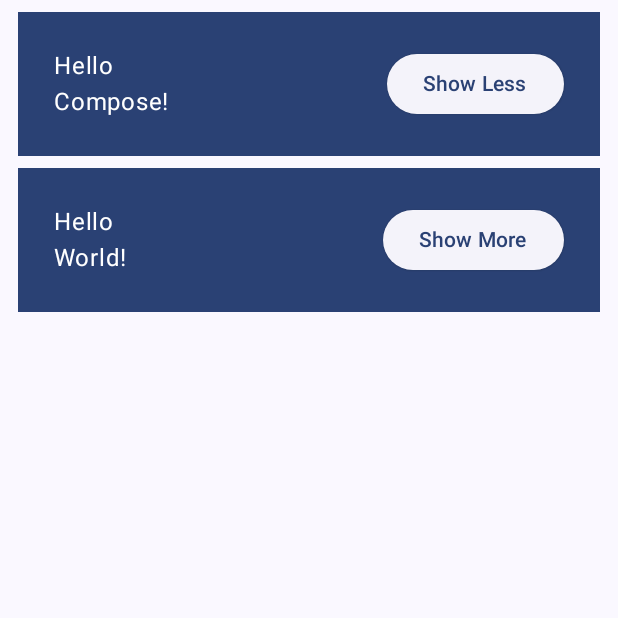
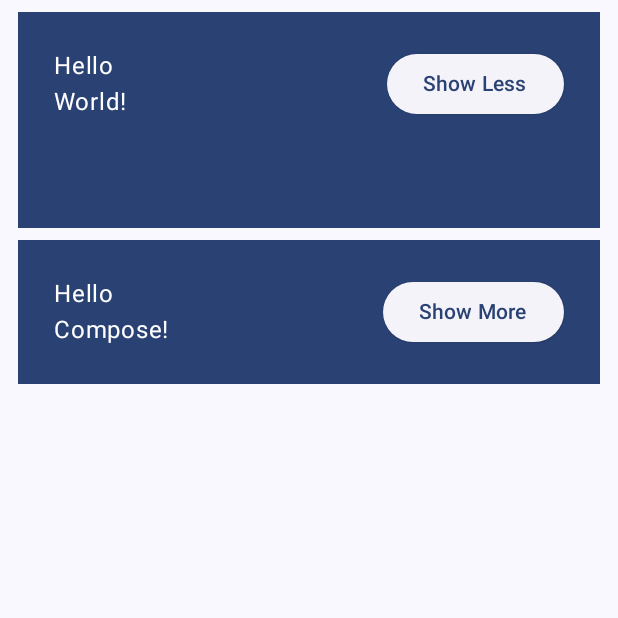
Before and after one commit to shakivhussain/BasicsCodelab, an Android app built with Jetpack Compose: the screen it shows after launch (MainActivity), after a tap on "Show More", on a phone screen of 412 x 824 dp, the top half of it. Run offline under Robolectric (Android 15) with nearby library versions, the phone set to English and light mode, and no system bars; 1 other tap on this screen came first.

Commit message:
✅ Navigate Between Screens | OnBoarding Screen

```diff
--- a/app/src/main/java/com/shakiv/husain/basicscodelab/MainActivity.kt
+++ b/app/src/main/java/com/shakiv/husain/basicscodelab/MainActivity.kt
@@ -3,17 +3,22 @@ package com.shakiv.husain.basicscodelab
 import android.os.Bundle
 import androidx.activity.ComponentActivity
 import androidx.activity.compose.setContent
+import androidx.compose.foundation.layout.Arrangement
 import androidx.compose.foundation.layout.Column
 import androidx.compose.foundation.layout.Row
 import androidx.compose.foundation.layout.fillMaxSize
 import androidx.compose.foundation.layout.padding
+import androidx.compose.material3.Button
 import androidx.compose.material3.ElevatedButton
 import androidx.compose.material3.MaterialTheme
 import androidx.compose.material3.Surface
 import androidx.compose.material3.Text
 import androidx.compose.runtime.Composable
+import androidx.compose.runtime.getValue
 import androidx.compose.runtime.mutableStateOf
 import androidx.compose.runtime.remember
+import androidx.compose.runtime.setValue
+import androidx.compose.ui.Alignment
 import androidx.compose.ui.Modifier
 import androidx.compose.ui.tooling.preview.Preview
 import androidx.compose.ui.unit.dp
@@ -30,32 +35,58 @@ class MainActivity : ComponentActivity() {
     }
 }
 
+
 @Composable
-fun MyApp(modifier: Modifier = Modifier, names: List<String> = listOf("Compose", "World")) {
+fun MyApp(modifier: Modifier = Modifier) {
+    var shouldShowOnBoarding by remember { mutableStateOf(true) }
+    Surface(modifier) {
+        if (shouldShowOnBoarding) {
+            OnBoardingScreen(onContinueClicked = { shouldShowOnBoarding = false })
+        } else {
+            Greetings(modifier = modifier)
+        }
+    }
+}
+
+
+@Preview(showBackground = true, widthDp = 320)
+@Composable
+fun MyAppReview() {
+    BasicsCodelabTheme {
+        MyApp(Modifier.fillMaxSize())
+    }
+}
+
+@Composable
+fun Greetings(
+    modifier: Modifier = Modifier,
+    names: List<String> = listOf("World", "Compose")
+) {
     Surface(
         modifier = modifier,
         color = MaterialTheme.colorScheme.background
     ) {
 
-        Column(modifier = modifier.padding(4.dp)) {
+        Column(modifier = Modifier.padding(4.dp)) {
             for (name in names) {
                 Greeting("$name")
             }
         }
     }
+
 }
 
 @Composable
 fun Greeting(name: String, modifier: Modifier = Modifier) {
 
     val expanded = remember { mutableStateOf(false) }
+    val extraPadding = if (expanded.value) 48.dp else 0.dp
 
     Surface(
         color = MaterialTheme.colorScheme.primary,
         modifier = modifier
             .padding(vertical = 4.dp, horizontal = 8.dp)
     ) {
-
         Row(
             modifier = Modifier
                 .padding(24.dp)
@@ -63,6 +94,7 @@ fun Greeting(name: String, modifier: Modifier = Modifier) {
             Column(
                 modifier = modifier
                     .weight(1f)
+                    .padding(bottom = extraPadding)
             ) {
                 Text(text = "Hello")
                 Text(text = "$name!")
@@ -70,7 +102,7 @@ fun Greeting(name: String, modifier: Modifier = Modifier) {
 
             ElevatedButton(
                 onClick = { expanded.value = !expanded.value },
-                modifier
+                modifier.padding(start = 8.dp)
             ) {
                 Text(
                     if (expanded.value) "Show Less" else "Show More"
@@ -80,8 +112,31 @@ fun Greeting(name: String, modifier: Modifier = Modifier) {
     }
 }
 
-@Preview(showBackground = true, widthDp = 320)
+
 @Composable
-fun AppReview() {
-    MyApp()
+fun OnBoardingScreen(modifier: Modifier = Modifier, onContinueClicked: () -> Unit) {
+    Column(
+        modifier = modifier.fillMaxSize(),
+        verticalArrangement = Arrangement.Center,
+        horizontalAlignment = Alignment.CenterHorizontally
+    ) {
+
+        Text(text = "Welcome to the Basics Codelab!")
+        Button(
+            modifier = Modifier.padding(vertical = 24.dp),
+            onClick = { onContinueClicked() }
+        ) {
+            Text(text = "Continue")
+        }
+    }
+
 }
+
+
+@Preview(showBackground = true, showSystemUi = true)
+@Composable
+fun PreviewOnBoardingScreen() {
+    BasicsCodelabTheme {
+        OnBoardingScreen(onContinueClicked = {})
+    }
+}
```
